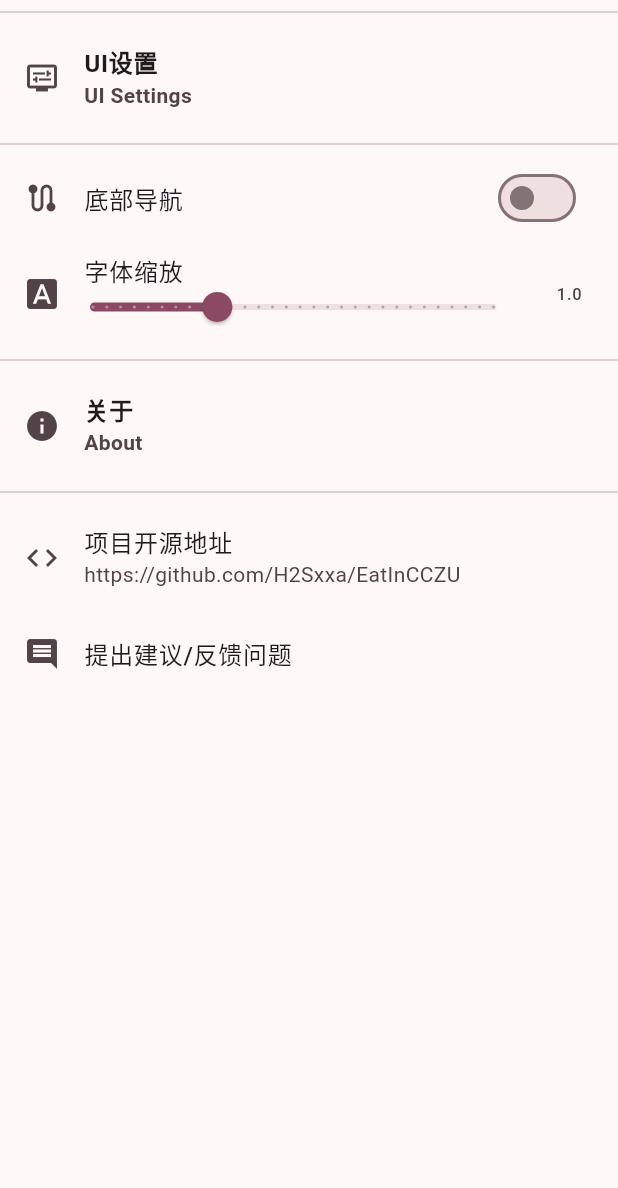
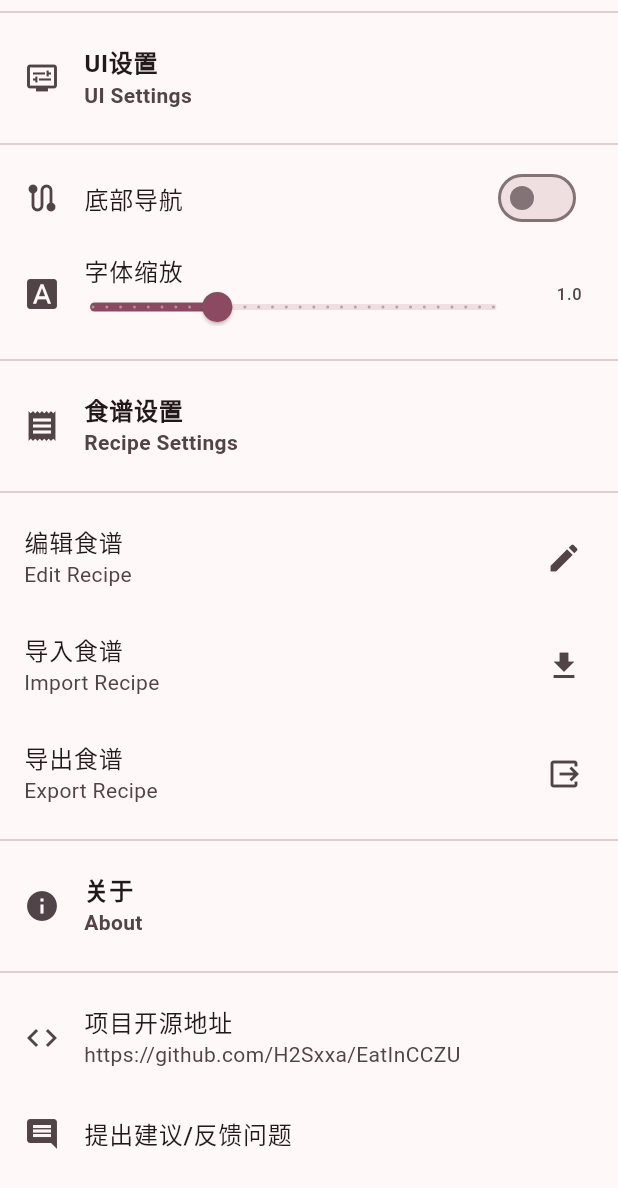
Before and after one commit to CCZU-OSSA/EatInCCZU, a Flutter app: the Setting widget shown alone on an empty page, opened directly with empty values, on a phone screen of 412 x 824 dp. Shown: the top 1188 px of the screen. Run offline on Flutter 3.47's test engine with Material 2 defaults, Android fonts, the light colour scheme and no system bars; drawn by our look-alikes of dynamic_color; our stand-ins replace file_picker, flutter_markdown, logger.

Commit message:
✨ Phase Update

```diff
--- a/lib/pages/setting.dart
+++ b/lib/pages/setting.dart
@@ -1,4 +1,7 @@
+import 'dart:io';
+
 import 'package:eatincczu/application/bus.dart';
+import 'package:file_picker/file_picker.dart';
 import 'package:flutter/material.dart';
 import 'package:url_launcher/url_launcher_string.dart';
 
@@ -72,6 +75,54 @@ class _SettingState extends State<Setting> {
         ),
         const Divider(),
         const ListTile(
+            leading: Icon(Icons.receipt),
+            title: Text("食谱设置", style: TextStyle(fontWeight: FontWeight.w700)),
+            subtitle: Text("Recipe Settings",
+                style: TextStyle(fontWeight: FontWeight.w600))),
+        const Divider(),
+        ListTile(
+          title:
+              const Text("编辑食谱", style: TextStyle(fontWeight: FontWeight.w500)),
+          subtitle: const Text("Edit Recipe",
+              style: TextStyle(fontWeight: FontWeight.w400)),
+          trailing: const Icon(Icons.edit),
+          onTap: () {},
+        ),
+        ListTile(
+          title:
+              const Text("导入食谱", style: TextStyle(fontWeight: FontWeight.w500)),
+          subtitle: const Text("Import Recipe",
+              style: TextStyle(fontWeight: FontWeight.w400)),
+          trailing: const Icon(Icons.download),
+          onTap: () {
+            FilePicker.platform.pickFiles().then((value) async {
+              if (value == null) {
+                return;
+              }
+              File("${await getPlatPath()}/eatrylist.json").writeAsString(
+                  await File(value.files[0].path!).readAsString());
+            });
+          },
+        ),
+        ListTile(
+          title:
+              const Text("导出食谱", style: TextStyle(fontWeight: FontWeight.w500)),
+          subtitle: const Text("Export Recipe",
+              style: TextStyle(fontWeight: FontWeight.w400)),
+          trailing: const Icon(Icons.output),
+          onTap: () {
+            FilePicker.platform.getDirectoryPath().then((value) {
+              if (value == null) {
+                return;
+              } else {
+                File("$value/eatrylist.json")
+                    .writeAsString(eateryList(context: context).encode());
+              }
+            });
+          },
+        ),
+        const Divider(),
+        const ListTile(
           leading: Icon(Icons.info),
           title: Text("关于", style: TextStyle(fontWeight: FontWeight.w700)),
           subtitle:
--- a/pubspec.yaml
+++ b/pubspec.yaml
@@ -41,6 +41,7 @@ dependencies:
   url_launcher: ^6.1.14
   logger: ^2.0.2+1
   provider: ^6.0.5
+  file_picker: ^5.5.0
 
 dev_dependencies:
   flutter_test:
```
Also changed, not shown: lib/application/bus.dart (+15 -1 lines), lib/data/typed.dart (+57 -69 lines), lib/main.dart (+28 -22 lines), lib/pages/eatwhat.dart (+7 -4 lines), pubspec.lock, 1 other file.
